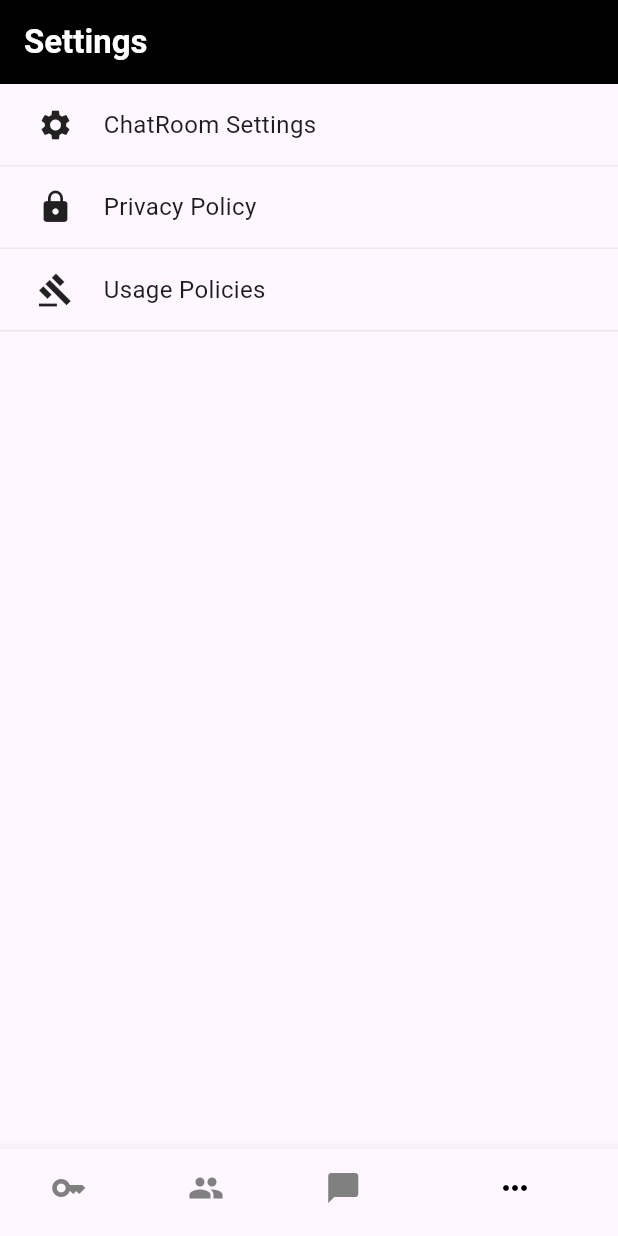
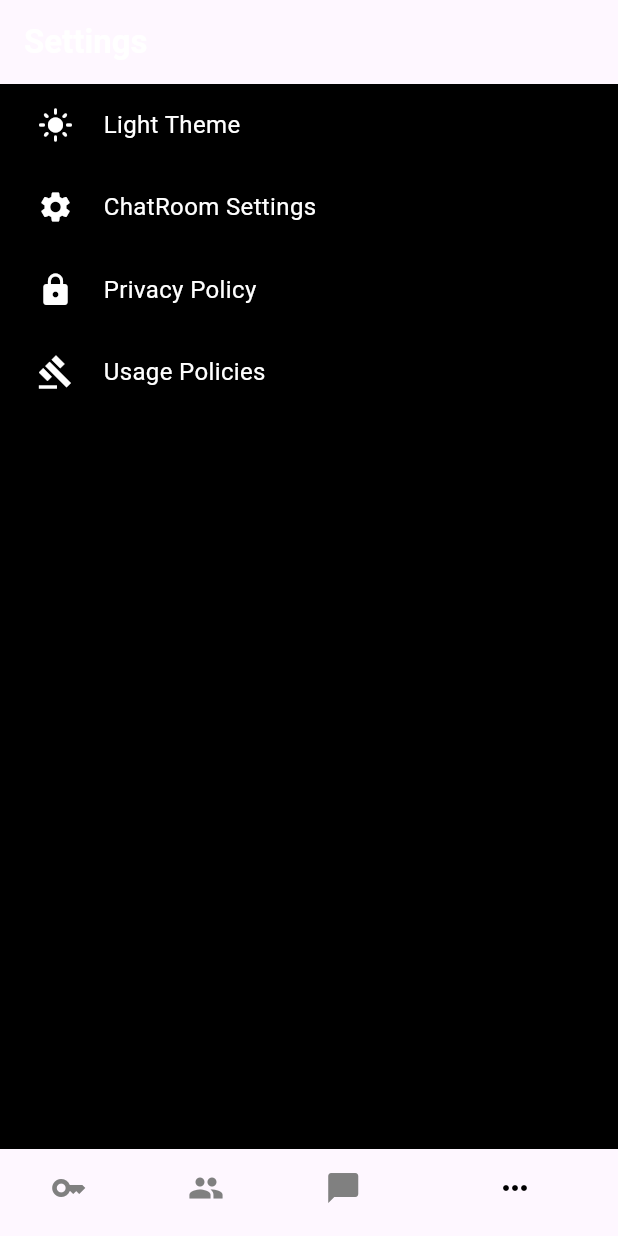
Before and after one commit to jhj0517/AIBridge, a Flutter app: the screen it shows after launch, item 4 of the bottom bar chosen, on a phone screen of 412 x 824 dp. Run offline on Flutter 3.47's test engine with Material 3 defaults, Android fonts, the phone set to English and light mode, and no system bars; our stand-ins replace flutter_colorpicker, flutter_image_compress, flutter_keyboard_visibility, flutter_markdown, flutter_phoenix, flutter_secure_storage and 7 more; missing offline and left inert: dart_openai, png_chunks_encode, png_chunks_extract, tiktoken; accounts and stored records are empty; statements that could not run were skipped.

Commit message:
apply theme

```diff
--- a/lib/pages/settings_page.dart
+++ b/lib/pages/settings_page.dart
@@ -1,3 +1,4 @@
+import 'package:aibridge/providers/providers.dart';
 import 'package:flutter/cupertino.dart';
 import 'package:flutter/material.dart';
 import 'package:provider/provider.dart';
@@ -18,17 +19,21 @@ class SettingsPage extends StatefulWidget {
 class SettingsPageState extends State<SettingsPage> {
 
   late SQFliteHelper sqFliteHelper;
+  late ThemeProvider themeProvider;
 
   @override
   void initState() {
     super.initState();
+    themeProvider = context.read<ThemeProvider>();
     sqFliteHelper = context.read<SQFliteHelper>();
     _init();
   }
 
   @override
   Widget build(BuildContext context) {
+    themeProvider = context.watch<ThemeProvider>();
     return Scaffold(
+      backgroundColor: themeProvider.attrs.backgroundColor,
       appBar: AppBar(
         title: Row(
           mainAxisAlignment: MainAxisAlignment.start,
@@ -42,7 +47,7 @@ class SettingsPageState extends State<SettingsPage> {
             ),
           ],
         ),
-        backgroundColor: ColorConstants.appbarBackgroundColor,
+        backgroundColor: themeProvider.attrs.appbarColor,
         centerTitle: false,
         automaticallyImplyLeading: false,
       ),
@@ -53,6 +58,10 @@ class SettingsPageState extends State<SettingsPage> {
             child: Column(
               mainAxisAlignment: MainAxisAlignment.center,
               children: <Widget>[
+                _buildMoreRow(themeProvider.attrs.toggleThemeName, themeProvider.attrs.toggleThemeIcon, (){
+                  themeProvider.toggleTheme();
+                }
+                ),
                 _buildMoreRow(Intl.message('chatRoomSetting'), Icons.settings, () async {
                   //onTab chatRoomSetting
                   if (context.mounted) {
@@ -182,6 +191,7 @@ class SettingsPageState extends State<SettingsPage> {
                   Icon(
                     iconOrImagePath,
                     size: 24,
+                    color: themeProvider.attrs.fontColor,
                   )
                 else if (iconOrImagePath is String)
                   Image.asset(
@@ -193,9 +203,10 @@ class SettingsPageState extends State<SettingsPage> {
                 const SizedBox(width: 20),
                 Text(
                   text,
-                  style: const TextStyle(
+                  style: TextStyle(
                     fontSize: 16,
                     fontWeight: FontWeight.normal,
+                    color: themeProvider.attrs.fontColor
                   ),
                 ),
               ],
```
